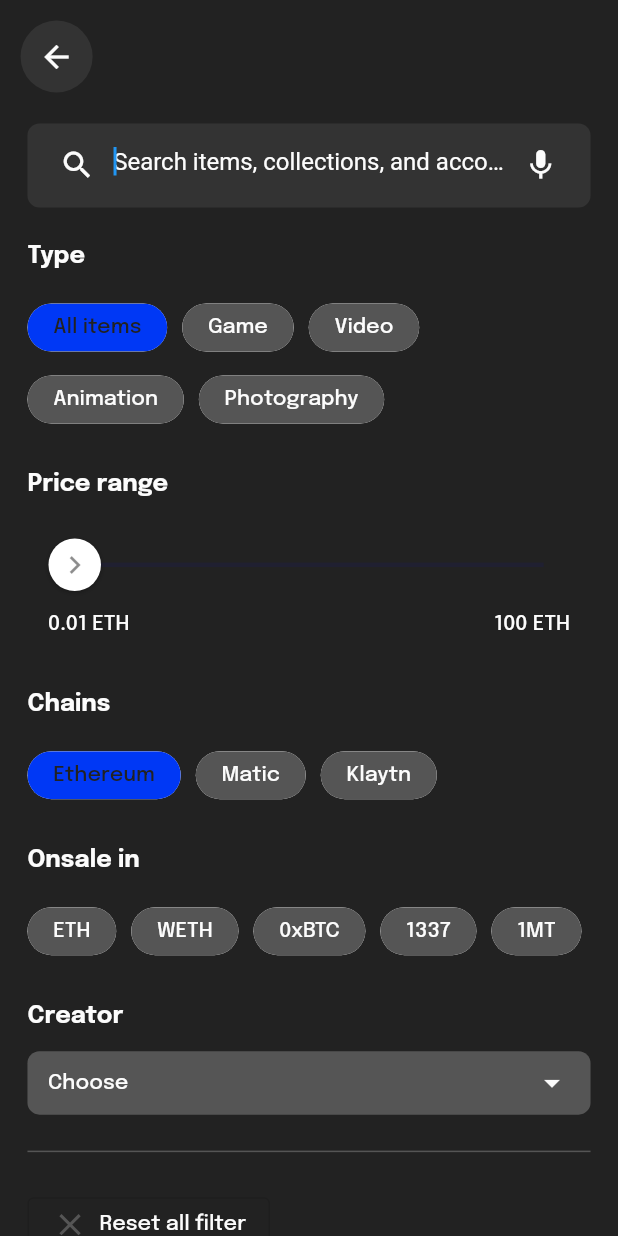
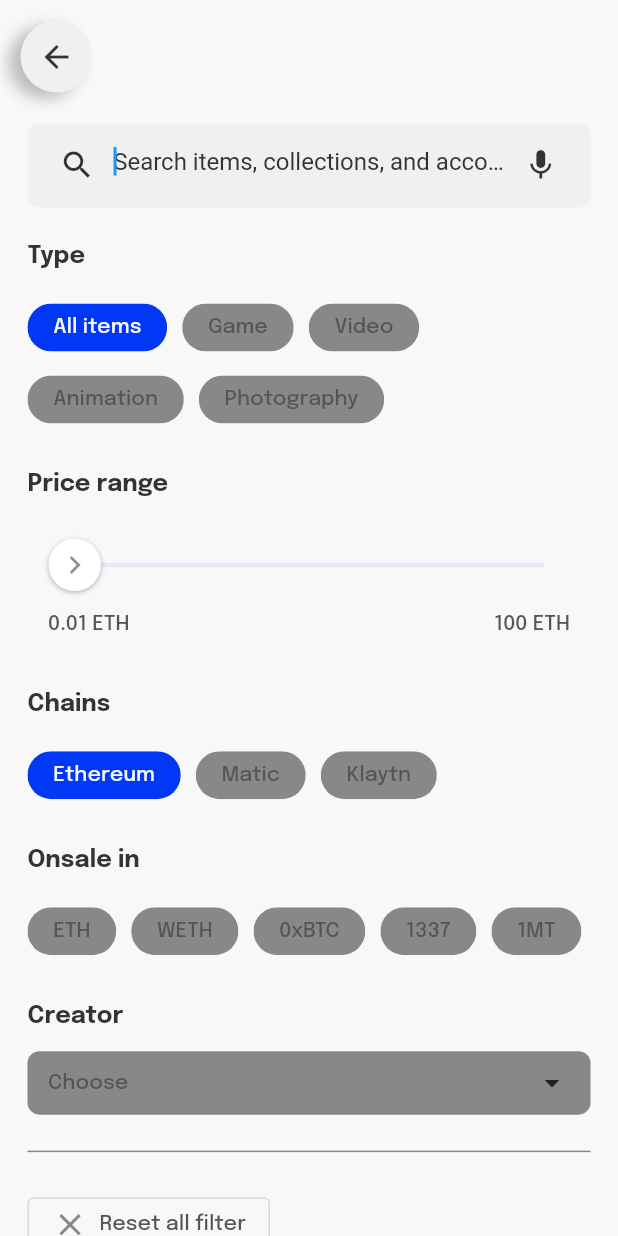
Before and after one commit to samyakkkk/pixel-apps-nft, a Flutter app: the screen it shows after launch, after a tap on "User", after a tap on "Search items, collections, and accounts", on a phone screen of 412 x 824 dp. Run offline on Flutter 3.47's test engine with Material 2 defaults, Android fonts, the phone set to English and light mode, and no system bars; drawn by our look-alikes of flutter_xlider; our stand-ins replace carousel_slider, flutter_riverpod, flutter_svg, google_fonts, google_nav_bar, qr_flutter; network calls fail.

Commit message:
theme toggle

```diff
--- a/lib/providers/common/theme_provider.dart
+++ b/lib/providers/common/theme_provider.dart
@@ -4,12 +4,13 @@ import 'package:flutter_riverpod/flutter_riverpod.dart';
 final themeProvider = ChangeNotifierProvider((ref) => ThemeProvider());
 
 class ThemeProvider extends ChangeNotifier {
-  bool _isDark = true;
+  bool _isDark = false;
 
   bool get getIsDarkMode => _isDark;
 
   void switchTheme() {
     _isDark = !_isDark;
+
     print(_isDark);
     notifyListeners();
   }
--- a/lib/screens/common/splash_screen.dart
+++ b/lib/screens/common/splash_screen.dart
@@ -1,6 +1,8 @@
 import 'package:flutter/material.dart';
+import 'package:pixel_apps_ntf/providers/common/theme_provider.dart';
 import 'package:pixel_apps_ntf/res/res.dart';
 import 'package:pixel_apps_ntf/screens/common/initial_screen.dart';
+import 'package:flutter_riverpod/flutter_riverpod.dart';
 import 'package:pixel_apps_ntf/screens/creator/tab_controller/tab_controller.dart';
 import 'package:pixel_apps_ntf/screens/user/tab_controller/tab_controller.dart';
 
@@ -16,7 +18,8 @@ class _SplashScreenState extends State<SplashScreen> {
   void initState() {
     super.initState();
     WidgetsBinding.instance?.addPostFrameCallback((_) {
-      initializeResources(context: context, dark: true);
+      initializeResources(
+          context: context, dark: context.read(themeProvider).getIsDarkMode);
       Future.delayed(Duration(seconds: 2),
           () => Navigator.pushReplacementNamed(context, InitialScreen.id));
     });
--- a/lib/screens/user/tab_controller/tab_controller.dart
+++ b/lib/screens/user/tab_controller/tab_controller.dart
@@ -84,7 +84,7 @@ class _TabBarControllerState extends State<UserTabBarController>
                             shape: RoundedRectangleBorder(
                                 borderRadius: BorderRadius.circular(20)),
                             child: AccountDialog(),
-                          ));
+                          )).then((value) => setState(() {}));
                 },
               )),
           Visibility(
```
Also changed, not shown: lib/screens/common/widgets/account.dart (+16 -5 lines).
